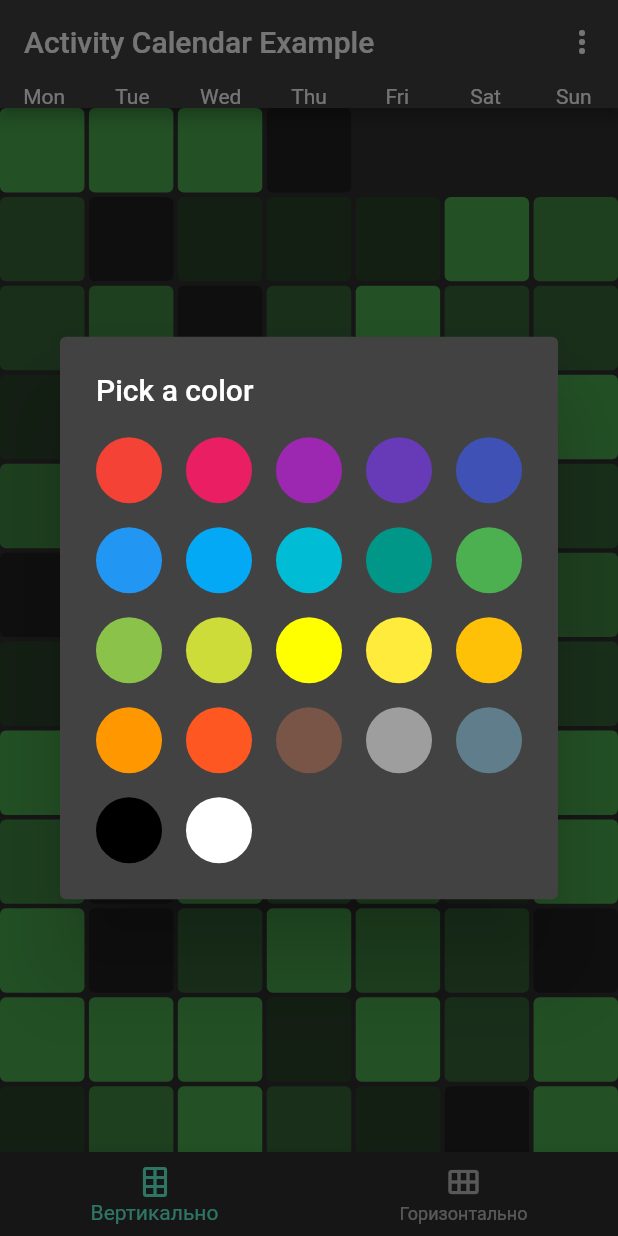
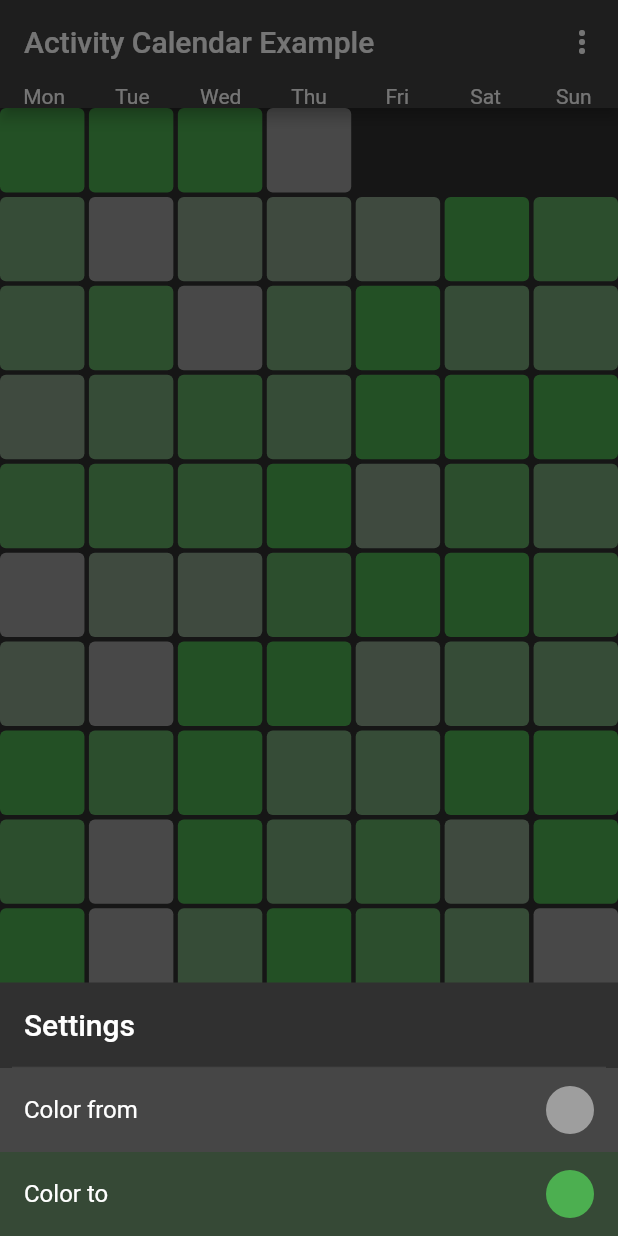
Before and after one commit to Vorkytaka/activity_calendar, a Flutter app: the screen it shows after launch, after a tap on the "more vert" icon, on a phone screen of 412 x 824 dp. Run offline on Flutter 3.47's test engine with Material 2 defaults, Android fonts, the phone set to English and light mode, and no system bars.

Commit message:
• Select colors

```diff
--- a/example/lib/main.dart
+++ b/example/lib/main.dart
@@ -21,6 +21,9 @@ class ExampleApp extends StatelessWidget {
 
   const ExampleApp({Key? key}) : super(key: key);
 
+  static final Object _fromColorKey = Object();
+  static final Object _toColorKey = Object();
+
   @override
   Widget build(BuildContext context) {
     return MaterialApp(
@@ -37,7 +40,76 @@ class ExampleApp extends StatelessWidget {
                 icon: Icon(Icons.adaptive.more),
                 // tooltip: MaterialLocalizations.of(context).showMenuTooltip,
                 onPressed: () {
-                  _selectColor(context: context);
+                  showModalBottomSheet(
+                    context: context,
+                    isScrollControlled: true,
+                    builder: (context) => Column(
+                      mainAxisSize: MainAxisSize.min,
+                      children: [
+                        ListTile(
+                          title: Text(
+                            'Settings',
+                            style: Theme.of(context).textTheme.headline6,
+                          ),
+                        ),
+                        const Divider(
+                          height: 1,
+                          indent: 8,
+                          endIndent: 8,
+                        ),
+                        ListTile(
+                          title: const Text('Color from'),
+                          onTap: () async {
+                            final color = await _selectColor(context: context);
+                            if (color != null) {
+                              SharedAppData.setValue(
+                                context,
+                                _fromColorKey,
+                                color,
+                              );
+                            }
+                          },
+                          trailing: _ColorWidget(
+                            color: SharedAppData.getValue(
+                              context,
+                              _fromColorKey,
+                              () => Colors.grey,
+                            ),
+                          ),
+                          tileColor: SharedAppData.getValue<Object, Color>(
+                            context,
+                            _fromColorKey,
+                            () => Colors.grey,
+                          ).withOpacity(0.2),
+                        ),
+                        ListTile(
+                          title: const Text('Color to'),
+                          onTap: () async {
+                            final color = await _selectColor(context: context);
+                            if (color != null) {
+                              SharedAppData.setValue(
+                                context,
+                                _toColorKey,
+                                color,
+                              );
+                            }
+                          },
+                          trailing: _ColorWidget(
+                            color: SharedAppData.getValue(
+                              context,
+                              _toColorKey,
+                              () => Colors.green,
+                            ),
+                          ),
+                          tileColor: SharedAppData.getValue<Object, Color>(
+                            context,
+                            _toColorKey,
+                            () => Colors.grey,
+                          ).withOpacity(0.2),
+                        ),
+                      ],
+                    ),
+                  );
                 },
               ),
             ],
@@ -56,8 +128,16 @@ class ExampleApp extends StatelessWidget {
           ),
           body: ActivityCalendar(
             activities: rl(),
-            fromColor: const Color(0xff202020),
-            toColor: Colors.green.shade500,
+            fromColor: SharedAppData.getValue(
+              context,
+              _fromColorKey,
+              () => Colors.grey,
+            ),
+            toColor: SharedAppData.getValue(
+              context,
+              _toColorKey,
+              () => Colors.green,
+            ),
             steps: 5,
             borderRadius: BorderRadius.circular(4),
           ),
@@ -85,6 +165,27 @@ class ExampleApp extends StatelessWidget {
 
   static List<int> rl([int length = 365]) =>
       List.generate(length, (index) => r.nextInt(10));
+}
+
+class _ColorWidget extends StatelessWidget {
+  final Color color;
+
+  const _ColorWidget({
+    Key? key,
+    required this.color,
+  }) : super(key: key);
+
+  @override
+  Widget build(BuildContext context) {
+    return Container(
+      width: 32,
+      height: 32,
+      decoration: BoxDecoration(
+        shape: BoxShape.circle,
+        color: color,
+      ),
+    );
+  }
 }
 
 Future<Color?> _selectColor({
@@ -128,14 +229,7 @@ Future<Color?> _selectColor({
             ]
                 .map((color) => InkResponse(
                       onTap: () => Navigator.of(context).pop(color),
-                      child: Container(
-                        width: 32,
-                        height: 32,
-                        decoration: BoxDecoration(
-                          shape: BoxShape.circle,
-                          color: color,
-                        ),
-                      ),
+                      child: _ColorWidget(color: color),
                     ))
                 .toList(),
           ),
```
